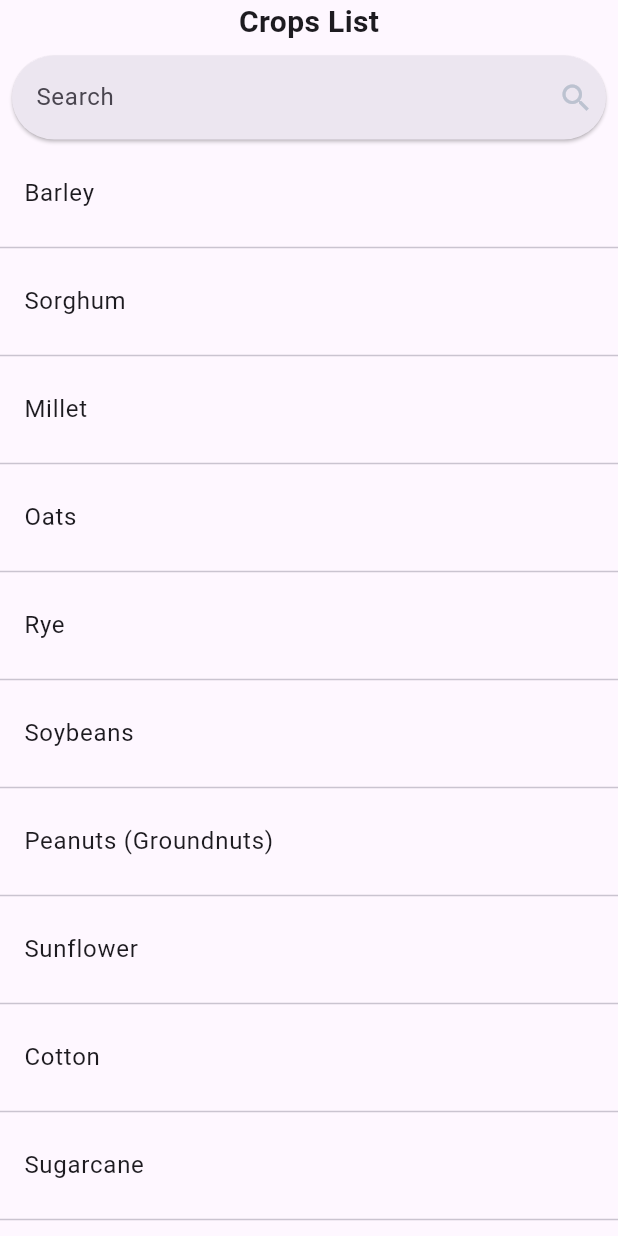
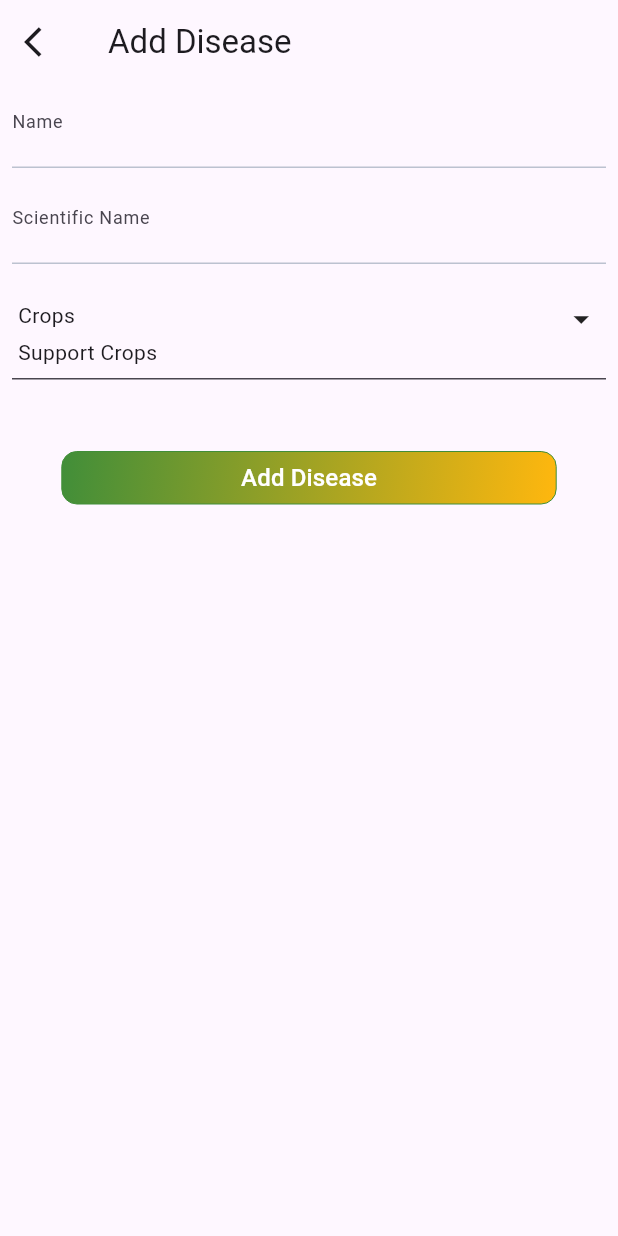
Before and after one commit to Hasib74/remainder_flutter, a Flutter app: the screen it shows after launch, on a phone screen of 412 x 824 dp. Run offline on Flutter 3.47's test engine with Material 3 defaults, Android fonts, the phone set to English and light mode, and no system bars; our stand-ins replace easy_date_timeline, flutter_onboarding_slider, flutter_riverpod, flutter_svg, freezed_annotation, gap and 4 more; missing offline and left inert: animated_segmented_tab_control, dart:ffi; generated files the repository leaves out were written again.

Commit message:
* Crops ui * Disease UI

```diff
--- /dev/null
+++ b/lib/core/packages/app_multi_select_form_field.dart
@@ -0,0 +1,189 @@
+library multiselect_formfield;
+
+import 'package:filednote/core/widgets/app_button_widgets.dart';
+import 'package:flutter/material.dart';
+
+part './multi_select_dialog.dart';
+
+class MultiSelectFormField extends FormField<dynamic> {
+  final Widget title;
+  final Widget hintWidget;
+  final bool required;
+  final String errorText;
+  final List? dataSource;
+  final String? textField;
+  final String? valueField;
+  final Function? change;
+  final Function? open;
+  final Function? close;
+  final Widget? leading;
+  final Widget? trailing;
+  final String okButtonLabel;
+  final String cancelButtonLabel;
+  final Color? fillColor;
+  final InputBorder? border;
+  final TextStyle? chipLabelStyle;
+  final Color? chipBackGroundColor;
+  final TextStyle dialogTextStyle;
+  final ShapeBorder dialogShapeBorder;
+  final Color? checkBoxCheckColor;
+  final Color? checkBoxActiveColor;
+  final bool enabled;
+  String? addButtonTitle;
+  VoidCallback? onAddButtonClicked;
+
+  MultiSelectFormField({
+    FormFieldSetter<dynamic>? onSaved,
+    FormFieldValidator<dynamic>? validator,
+    dynamic initialValue,
+    AutovalidateMode autovalidate = AutovalidateMode.disabled,
+    this.title = const Text('Title'),
+    this.hintWidget = const Text('Tap to select one or more'),
+    this.required = false,
+    this.errorText = 'Please select one or more options',
+    this.leading,
+    this.dataSource,
+    this.textField,
+    this.valueField,
+    this.change,
+    this.open,
+    this.close,
+    this.okButtonLabel = 'OK',
+    this.cancelButtonLabel = 'CANCEL',
+    this.fillColor,
+    this.border,
+    this.trailing,
+    this.chipLabelStyle,
+    this.enabled = true,
+    this.chipBackGroundColor,
+    this.dialogTextStyle = const TextStyle(),
+    this.dialogShapeBorder = const RoundedRectangleBorder(
+      borderRadius: BorderRadius.all(Radius.circular(0.0)),
+    ),
+    this.checkBoxActiveColor,
+    this.checkBoxCheckColor,
+    this.addButtonTitle,
+    this.onAddButtonClicked,
+  }) : super(
+          onSaved: onSaved,
+          validator: validator,
+          initialValue: initialValue,
+          autovalidateMode: autovalidate,
+          builder: (FormFieldState<dynamic> state) {
+            List<Widget> _buildSelectedOptions(state) {
+              List<Widget> selectedOptions = [];
+
+              if (state.value != null) {
+                state.value.forEach((item) {
+                  var existingItem = dataSource!.singleWhere(
+                      ((itm) => itm[valueField] == item),
+                      orElse: () => null);
+                  selectedOptions.add(Chip(
+                    labelStyle: chipLabelStyle,
+                    backgroundColor: chipBackGroundColor,
+                    label: Text(
+                      existingItem[textField],
+                      overflow: TextOverflow.ellipsis,
+                    ),
+                  ));
+                });
+              }
+
+              return selectedOptions;
+            }
+
+            return InkWell(
+              onTap: !enabled
+                  ? null
+                  : () async {
+                      List? initialSelected = state.value;
+                      if (initialSelected == null) {
+                        initialSelected = [];
+                      }
+
+                      final items = <MultiSelectDialogItem<dynamic>>[];
+                      dataSource!.forEach((item) {
+                        items.add(MultiSelectDialogItem(
+                            item[valueField], item[textField]));
+                      });
+
+                      List? selectedValues = await showDialog<List>(
+                        context: state.context,
+                        builder: (BuildContext context) {
+                          return MultiSelectDialog(
+                            addButtonTitle: addButtonTitle,
+                            onAddButtonClick: onAddButtonClicked,
+                            title: title,
+                            okButtonLabel: okButtonLabel,
+                            cancelButtonLabel: cancelButtonLabel,
+                            items: items,
+                            initialSelectedValues: initialSelected,
+                            labelStyle: dialogTextStyle,
+                            dialogShapeBorder: dialogShapeBorder,
+                            checkBoxActiveColor: checkBoxActiveColor,
+                            checkBoxCheckColor: checkBoxCheckColor,
+                          );
+                        },
+                      );
+
+                      if (selectedValues != null) {
+                        state.didChange(selectedValues);
+                        state.save();
+                      }
+                    },
+              child: InputDecorator(
+                decoration: InputDecoration(
+                  contentPadding: EdgeInsets.symmetric(vertical: 8),
+                  filled: true,
+                  errorText: state.hasError ? state.errorText : null,
+                  errorMaxLines: 4,
+                  fillColor: fillColor ?? Theme.of(state.context).canvasColor,
+                  border: border ?? UnderlineInputBorder(),
+                ),
+                isEmpty: state.value == null || state.value == '',
+                child: Column(
+                  crossAxisAlignment: CrossAxisAlignment.start,
+                  children: <Widget>[
+                    Row(
+                      crossAxisAlignment: CrossAxisAlignment.start,
+                      mainAxisAlignment: MainAxisAlignment.spaceBetween,
+                      children: <Widget>[
+                        Expanded(
+                          child: title,
+                        ),
+                        required
+                            ? Padding(
+                                padding: EdgeInsets.only(top: 0, right: 0),
+                                child: Text(
+                                  ' *',
+                                  style: TextStyle(
+                                    color: Colors.red.shade700,
+                                    fontSize: 17.0,
+                                  ),
+                                ),
+                              )
+                            : Container(),
+                        const Icon(
+                          Icons.arrow_drop_down,
+                          color: Colors.black87,
+                          size: 25.0,
+                        ),
+                      ],
+                    ),
+                    state.value != null && state.value.length > 0
+                        ? Wrap(
+                            spacing: 8.0,
+                            runSpacing: 0.0,
+                            children: _buildSelectedOptions(state),
+                          )
+                        : Container(
+                            padding: EdgeInsets.only(top: 0),
+                            child: hintWidget,
+                          )
+                  ],
+                ),
+              ),
+            );
+          },
+        );
+}
--- a/lib/core/widgets/app_text_filed.dart
+++ b/lib/core/widgets/app_text_filed.dart
@@ -1,6 +1,8 @@
 import 'package:filednote/core/theme/app_colors.dart';
 import 'package:filednote/core/widgets/app_drop_down_dialog.dart';
 import 'package:flutter/material.dart';
+
+import '../packages/app_multi_select_form_field.dart';
 
 class AppTextFiled<T> extends StatelessWidget {
   String? hint;
@@ -40,6 +42,8 @@
 
   VoidCallback? onAddButtonClick;
 
+  bool? isMultiSelect;
+
   AppTextFiled(
       {super.key,
       this.hint,
@@ -75,7 +79,8 @@
       this.suffixIcon,
       this.onSelectedItem,
       this.addButtonTitle,
-      this.onAddButtonClick});
+      this.onAddButtonClick,
+      this.isMultiSelect = false});
 
   @override
   Widget build(BuildContext context) {
@@ -90,7 +95,9 @@
           }
         }
       },
-      child: TextField(
+      child: isMultiSelect == true
+          ? _multiSelect()
+          : TextField(
               controller: controller,
               keyboardType: textInputType,
               textInputAction: textInputAction,
@@ -114,7 +121,9 @@
                 focusColor: AppColor.primaryTextColor,
                 fillColor: AppColor.primaryTextColor,
                 suffixIcon: Icon(
-            menus != null ? Icons.keyboard_arrow_down_rounded : suffixIcon,
+                  menus != null
+                      ? Icons.keyboard_arrow_down_rounded
+                      : suffixIcon,
                   color: AppColor.secondaryTextColor,
                 ),
                 enabledBorder: UnderlineInputBorder(
@@ -126,4 +135,61 @@
             ),
     );
   }
+
+  _multiSelect() {
+    List<Map<String, String>?>? dataSource = menus?.map((e) {
+      return {
+        "display": e.toString(),
+        "value": e.toString(),
+      };
+    }).toList();
+
+    print(dataSource);
+    return MultiSelectFormField(
+      autovalidate: AutovalidateMode.disabled,
+      checkBoxActiveColor: AppColor.primaryColor,
+      checkBoxCheckColor: Colors.white,
+      dialogShapeBorder: const RoundedRectangleBorder(
+          borderRadius: BorderRadius.all(Radius.circular(12.0))),
+      title: const Text('Crops'),
+      validator: (value) {
+        if (value == null || value.length == 0) {
+          return 'Please select one or more options';
         }
+        return null;
+      },
+      dataSource: const [
+        {
+          "display": "Type One",
+          "value": "Type One",
+        },
+        {
+          "display": "Type Two",
+          "value": "Type Two",
+        },
+        {
+          "display": "Type Three",
+          "value": "Type Three",
+        },
+        {
+          "display": "Type Four",
+          "value": "Type Four",
+        },
+        {
+          "display": "Type Five",
+          "value": "Type Five",
+        }
+      ],
+      textField: 'display',
+      valueField: 'value',
+      okButtonLabel: 'OK',
+      cancelButtonLabel: 'CANCEL',
+      hintWidget: Text(hint ?? ""),
+      onSaved: (value) {
+        if (value == null) return;
+      },
+      addButtonTitle: "Add New Crop",
+      onAddButtonClicked: onAddButtonClick,
+    );
+  }
+}
--- a/lib/presentation/crops/screen/crops_list_screen.dart
+++ b/lib/presentation/crops/screen/crops_list_screen.dart
@@ -60,9 +60,12 @@
             child: SearchBar(
               elevation: MaterialStateProperty.all(1),
               trailing: [
-                Icon(
-                  Icons.search,
-                  color: AppColor.secondaryTextColor,
+                Padding(
+                  padding: const EdgeInsets.only(right: 8.0),
+                  child: Icon(
+                    Icons.search,
+                    color: AppColor.secondaryTextColor,
+                  ),
                 )
               ],
               hintText: 'Search',
@@ -79,10 +82,13 @@
                   );
                 },
                 separatorBuilder: (context, int index) {
-                  return Divider();
+                  return const Divider();
                 },
                 itemCount: _cropsList.length),
           ),
+
+
+
         ],
       ),
     ));
--- /dev/null
+++ b/lib/presentation/disease/screen/add_disease.dart
@@ -0,0 +1,73 @@
+import 'package:flutter/material.dart';
+
+import '../../../core/utls/app_utls.dart';
+import '../../../core/widgets/app_button_widgets.dart';
+import '../../../core/widgets/app_text_filed.dart';
+import 'add_crops_for_multi_select_items.dart';
+
+class AddDiseaseScreen extends StatelessWidget {
+  const AddDiseaseScreen({super.key});
+
+  @override
+  Widget build(BuildContext context) {
+    return Scaffold(
+      appBar: AppBar(
+        title: const Text("Add Disease"),
+        leading: IconButton(
+          icon: const Icon(
+            Icons.arrow_back_ios,
+            // color: Colors.white,
+          ),
+          onPressed: () {
+            Navigator.pop(context);
+          },
+        ),
+      ),
+      body: Padding(
+        padding: const EdgeInsets.all(8.0),
+        child: Column(
+          children: [
+            AppTextFiled(
+              hint: "Name",
+            ),
+            AppUtils.mediumGap,
+            AppTextFiled(
+              hint: "Scientific Name",
+            ),
+            AppUtils.mediumGap,
+            AppTextFiled(
+              hint: "Support Crops",
+              isMultiSelect: true,
+              menus: const [
+                "Type One",
+                "Type Two",
+                "Type Three",
+                "Type Four",
+                "Type Five",
+              ],
+              addButtonTitle: "Add Crop",
+              onAddButtonClick: () {
+                print("Add Crop button clicked ====> ");
+
+                Navigator.push(
+                    context,
+                    MaterialPageRoute(
+                        builder: (context) =>
+                            const AddCropsForMultiSelectItems()));
+              },
+            ),
+            AppUtils.mediumGap,
+            AppUtils.mediumGap,
+            AppUtils.mediumGap,
+            AppButton(
+              title: "Add Disease",
+              onPressed: () {
+                // context.goNamed(AppRoutes.addExp);
+              },
+            ),
+          ],
+        ),
+      ),
+    );
+  }
+}
--- a/pubspec.yaml
+++ b/pubspec.yaml
@@ -53,7 +53,7 @@
   flutter_localization: ^0.2.0
   animated_segmented_tab_control: ^1.2.1
   dropdown_search: ^5.0.6
- # fpdart: ^1.1.0
+  fpdart: ^1.1.0
 
 dev_dependencies:
   flutter_test:
```
Also changed, not shown: lib/core/packages/multi_select_dialog.dart (added, +122 -0 lines), lib/main.dart (+5 -2 lines), lib/presentation/crops/screen/add_crops_screen.dart (+53 -0 lines), lib/presentation/disease/screen/add_crops_for_multi_select_items.dart (added, +63 -0 lines), lib/presentation/disease/screen/all_disease_screen.dart (added, +57 -0 lines), pubspec.lock. Lines whose indentation alone changed are shown as unchanged.
